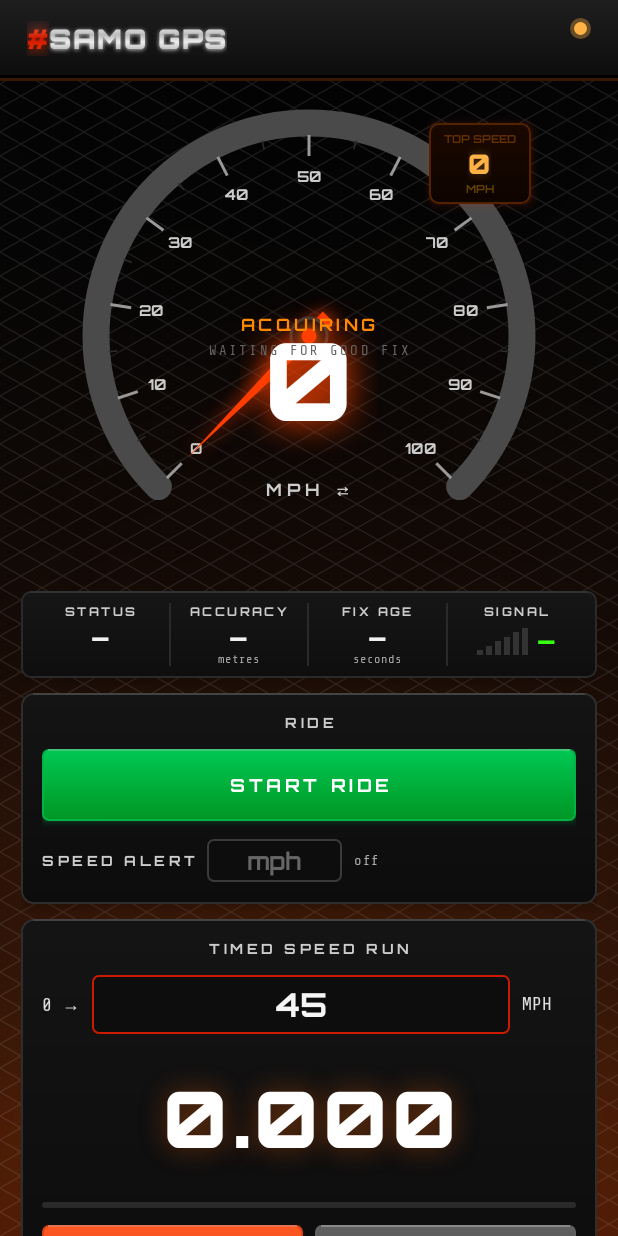
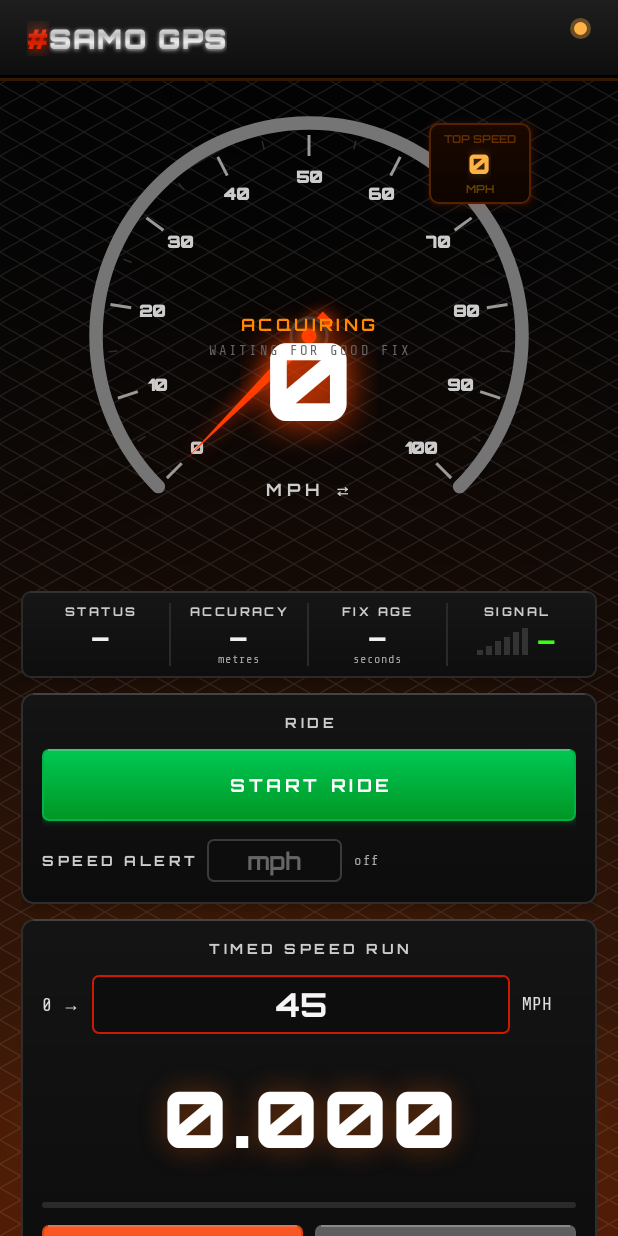
Before and after one commit to scooterarmy2-glitch/Scooterarmy, an Android app: the screen it shows after launch (MainActivity), on a phone screen of 412 x 824 dp. Run offline under Robolectric (Android 15) with nearby library versions, the phone set to English and light mode, and no system bars; libraries missing offline, so code that uses them is left out: org.osmdroid.config, org.osmdroid.tileprovider, org.osmdroid.util, org.osmdroid.views; 4 statements that could not run were skipped.

Commit message:
Gauge: lighter thinner ring, bolder speed numbers

```diff
--- a/app/src/main/java/com/scooterarmy/app/GaugeView.kt
+++ b/app/src/main/java/com/scooterarmy/app/GaugeView.kt
@@ -39,9 +39,10 @@ class GaugeView @JvmOverloads constructor(
     private val maxSpd: Double get() = if (useMetric) 160.0 else 100.0
 
     private val orbitron700: Typeface by lazy { resources.getFont(R.font.orbitron_700) }
+    private val orbitron900: Typeface by lazy { resources.getFont(R.font.orbitron_900) }
 
     private val trackPaint = Paint(Paint.ANTI_ALIAS_FLAG).apply {
-        style = Paint.Style.STROKE; strokeCap = Paint.Cap.ROUND; color = Color.parseColor("#4a4a4a")
+        style = Paint.Style.STROKE; strokeCap = Paint.Cap.ROUND; color = Color.parseColor("#757575")
     }
     private val arcPaint = Paint(Paint.ANTI_ALIAS_FLAG).apply {
         style = Paint.Style.STROKE; strokeCap = Paint.Cap.ROUND
@@ -57,7 +58,7 @@ class GaugeView @JvmOverloads constructor(
     }
     private val textPaint = Paint(Paint.ANTI_ALIAS_FLAG).apply {
         color = Color.parseColor("#cccccc"); textAlign = Paint.Align.CENTER
-        typeface = orbitron700
+        typeface = orbitron900; isFakeBoldText = true
     }
     private val needlePaint = Paint(Paint.ANTI_ALIAS_FLAG).apply {
         style = Paint.Style.FILL; color = Color.parseColor("#ff3c00")
@@ -86,15 +87,15 @@ class GaugeView @JvmOverloads constructor(
         val r = min(w, h) / 2f - 18f * scale
         val ratio = min(speed / maxSpd, 1.0)
 
-        trackPaint.strokeWidth = 18f * scale
+        trackPaint.strokeWidth = 9f * scale
         canvas.drawArc(cx - r, cy - r, cx + r, cy + r,
             Math.toDegrees(a0).toFloat(), Math.toDegrees(sweep).toFloat(), false, trackPaint)
 
         // Target marker (green tick) while a run is armed/running.
         if (showTarget && target > 0 && target <= maxSpd) {
             val ta = Math.toDegrees(angleFor(target)).toFloat()
-            targetPaint.strokeWidth = 18f * scale
-            targetPaint.setShadowLayer(14f * scale, 0f, 0f, Color.parseColor("#39ff14"))
+            targetPaint.strokeWidth = 12f * scale
+            targetPaint.setShadowLayer(12f * scale, 0f, 0f, Color.parseColor("#39ff14"))
             canvas.drawArc(cx - r, cy - r, cx + r, cy + r, ta - 1.5f, 3f, false, targetPaint)
             targetPaint.clearShadowLayer()
         }
@@ -130,7 +131,7 @@ class GaugeView @JvmOverloads constructor(
                 (cx + cos(a) * outer).toFloat(), (cy + sin(a) * outer).toFloat(), p
             )
             if (isMaj) {
-                textPaint.textSize = 10f * scale
+                textPaint.textSize = 11f * scale
                 val tr = r - 36f * scale
                 canvas.drawText(
                     v.toString(),
--- a/app/src/main/res/layout/activity_main.xml
+++ b/app/src/main/res/layout/activity_main.xml
@@ -137,7 +137,8 @@
                             android:shadowRadius="24"
                             android:text="0"
                             android:textColor="#ffffff"
-                            android:textSize="72sp" />
+                            android:textSize="76sp"
+                            android:textStyle="bold" />
 
                         <TextView
                             android:id="@+id/spdUnit"
```
